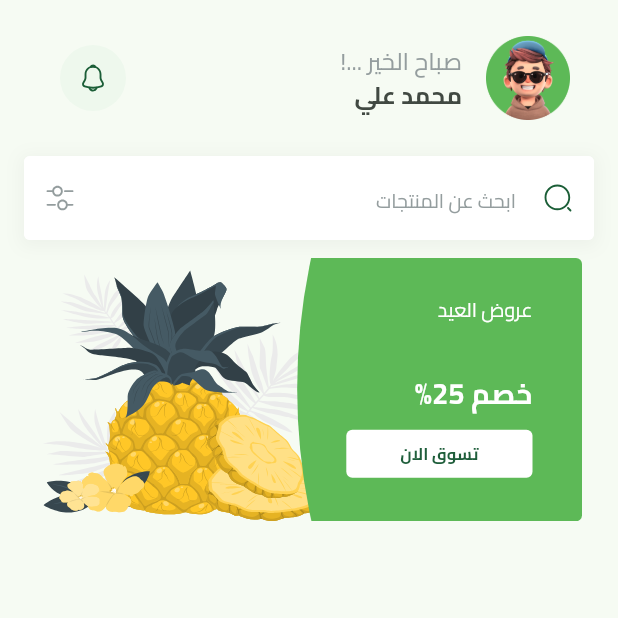
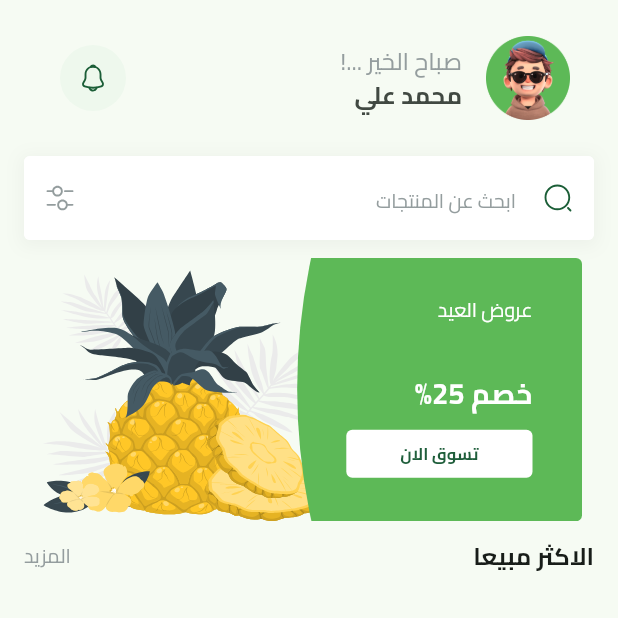
Before and after one commit to Shehab-Emad20/E-Commerce-App, a Flutter app: the HomeView screen opened by its route, on a phone screen of 412 x 824 dp, the top half of it. Run offline on Flutter 3.47's test engine with Material 3 defaults, Android fonts, the phone set to English and light mode, and no system bars; our stand-ins replace bloc, cloud_firestore, dartz, dots_indicator, firebase_auth, firebase_core and 7 more; missing offline and left inert: flutter_facebook_auth; accounts and stored records are empty.

Commit message:
Best selling header

```diff
--- a/lib/core/utils/widgets/custom_text_field.dart
+++ b/lib/core/utils/widgets/custom_text_field.dart
@@ -1,5 +1,4 @@
 import 'package:flutter/material.dart';
-import 'package:flutter/widgets.dart';
 import 'package:flutter_application_1/core/utils/app_text_styles.dart';
 
 class CustomTextFormField extends StatelessWidget {
--- /dev/null
+++ b/lib/features/home/presentation/views/widgets/best_selling_header.dart
@@ -0,0 +1,25 @@
+import 'package:flutter/material.dart';
+import 'package:flutter_application_1/core/utils/app_colors.dart';
+import 'package:flutter_application_1/core/utils/app_text_styles.dart';
+
+class BestSellingHeader extends StatelessWidget {
+  const BestSellingHeader({super.key});
+
+  @override
+  Widget build(BuildContext context) {
+    return Row(
+      children: [
+        Text(
+          textAlign: TextAlign.right,
+          'الاكثر مبيعا',
+          style: TextStyles.bold16,
+        ),
+        Spacer(),
+        Text(
+          'المزيد',
+          style: TextStyles.regular13.copyWith(color: Color(0xFF949D9E)),
+        ),
+      ],
+    );
+  }
+}
--- a/lib/features/home/presentation/views/widgets/home_view_body.dart
+++ b/lib/features/home/presentation/views/widgets/home_view_body.dart
@@ -1,6 +1,7 @@
 import 'package:flutter/material.dart';
 import 'package:flutter_application_1/constants.dart';
 import 'package:flutter_application_1/core/utils/widgets/search_text_field.dart';
+import 'package:flutter_application_1/features/home/presentation/views/widgets/best_selling_header.dart';
 import 'package:flutter_application_1/features/home/presentation/views/widgets/custom_home_app_bar.dart';
 import 'package:flutter_application_1/features/home/presentation/views/widgets/featured_list.dart';
 
@@ -20,7 +21,9 @@ class HomeViewBody extends StatelessWidget {
               SizedBox(height: kDefaultPadding),
               SearchTextFiield(),
               SizedBox(height: 12),
-              FeaturedList()
+              FeaturedList(),
+              SizedBox(height: 12),
+              BestSellingHeader()
             ],
           ),
         ),
```
